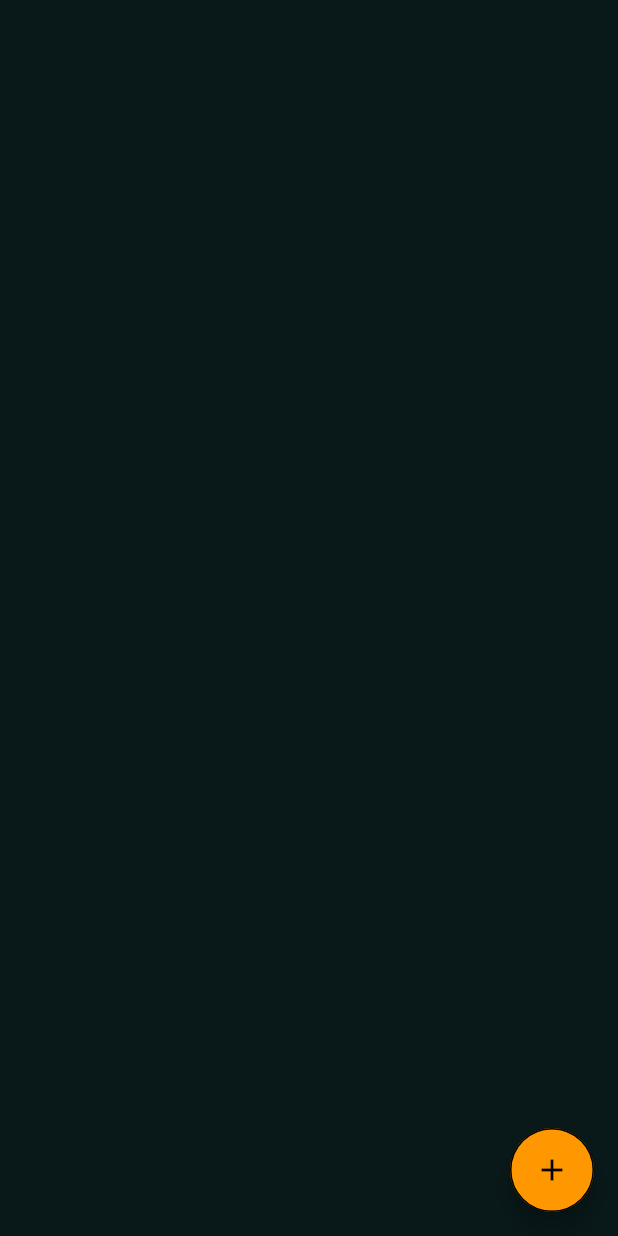
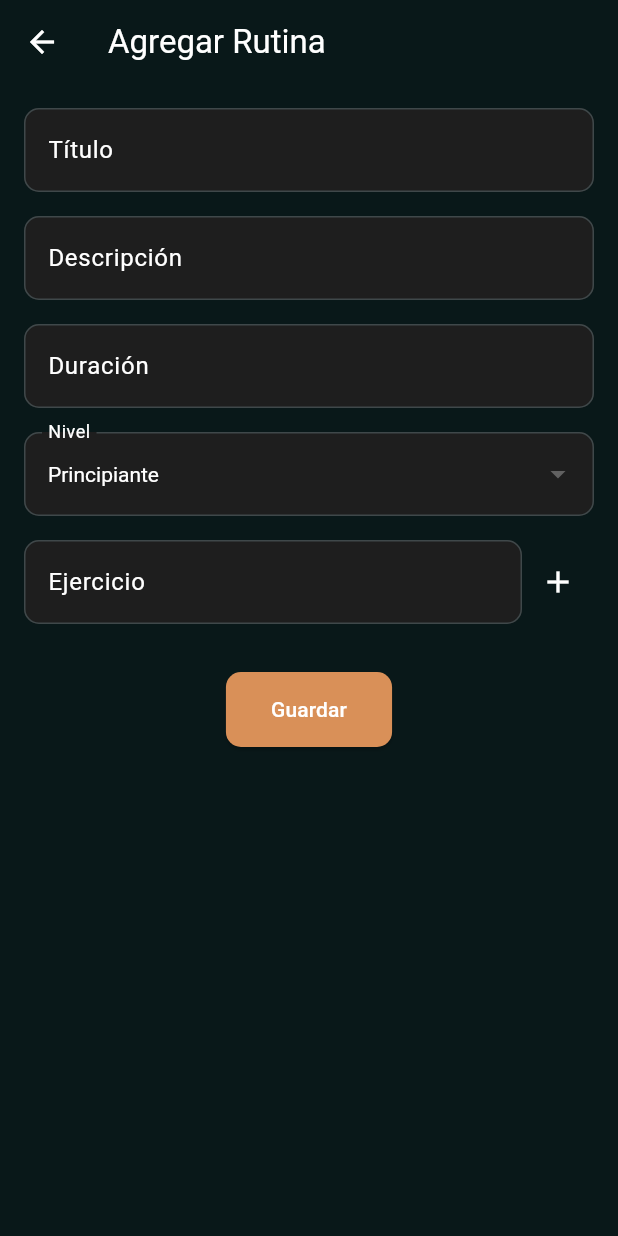
Before and after one commit to LookSkys/Cer3_Apps, a Flutter app: the RutinasScreen screen opened by its route, after a tap on the "add" icon, on a phone screen of 412 x 824 dp. Run offline on Flutter 3.47's test engine with Material 3 defaults, Android fonts, the phone set to English and light mode, and no system bars; our stand-ins replace cloud_firestore, firebase_auth, firebase_core, flutter_material_design_icons, google_sign_in, material_design_icons_flutter; accounts and stored records are empty.

Commit message:
Funcionalidad Terminada

```diff
--- a/app/lib/main.dart
+++ b/app/lib/main.dart
@@ -1,4 +1,5 @@
 import 'package:app/pages/nav.dart';
+import 'package:app/pages/tabs/agregarRutinas.dart';
 import 'package:app/pages/tabs/horarios.dart';
 import 'package:app/pages/login.dart';
 import 'package:app/pages/tabs/rutinas.dart';
@@ -30,6 +31,7 @@ class MyApp extends StatelessWidget {
           '/home': (context) => HomeScreen(),
           '/horarios': (context) => Horarios(),
           '/rutinas': (context) => RutinasScreen(),
+          '/agregarRutina': (context) => AgregarRutinaScreen(),
         });
   }
 }
--- a/app/lib/pages/tabs/agregarRutinas.dart
+++ b/app/lib/pages/tabs/agregarRutinas.dart
@@ -0,0 +1,254 @@
+import 'package:cloud_firestore/cloud_firestore.dart';
+import 'package:firebase_auth/firebase_auth.dart';
+import 'package:flutter/material.dart';
+
+class AgregarRutinaScreen extends StatefulWidget {
+  @override
+  _AgregarRutinaScreenState createState() => _AgregarRutinaScreenState();
+}
+
+class _AgregarRutinaScreenState extends State<AgregarRutinaScreen> {
+  final _formKey = GlobalKey<FormState>();
+  final TextEditingController _tituloController = TextEditingController();
+  final TextEditingController _descripcionController = TextEditingController();
+  final TextEditingController _duracionController = TextEditingController();
+  String _nivelValue = 'Principiante';
+  final TextEditingController _ejercicioController = TextEditingController();
+  List<String> _ejercicios = [];
+
+  @override
+  void dispose() {
+    _tituloController.dispose();
+    _descripcionController.dispose();
+    _duracionController.dispose();
+    _ejercicioController.dispose();
+    super.dispose();
+  }
+
+  void _agregarEjercicio(String ejercicio) {
+    setState(() {
+      _ejercicios.add(ejercicio);
+      _ejercicioController.clear();
+    });
+  }
+
+  void _guardarRutina() {
+    if (_formKey.currentState!.validate()) {
+      User? user = FirebaseAuth.instance.currentUser;
+
+      if (user != null) {
+        FirebaseFirestore.instance.collection('Rutinas').add({
+          'titulo': _tituloController.text,
+          'descripcion': _descripcionController.text,
+          'duracion': _duracionController.text,
+          'nivel': _nivelValue,
+          'ejercicios': _ejercicios,
+          'creador': user.uid,
+          'fecha de creación': Timestamp.now(),
+        });
+        Navigator.pop(context);
+      } else {
+        // Manejar el caso en el que el usuario no esté autenticado
+      }
+    }
+  }
+
+  @override
+  Widget build(BuildContext context) {
+    return Scaffold(
+      backgroundColor: Color(0xff091819),
+      appBar: AppBar(
+        title: Text(
+          'Agregar Rutina',
+          style: TextStyle(color: Colors.white),
+        ),
+        backgroundColor: Color(0xff091819),
+        leading: IconButton(
+          icon: Icon(Icons.arrow_back),
+          color: Colors.white,
+          onPressed: () {
+            Navigator.pop(context);
+          },
+        ),
+      ),
+      body: SingleChildScrollView(
+        padding: EdgeInsets.all(16.0),
+        child: Form(
+          key: _formKey,
+          child: Column(
+            crossAxisAlignment: CrossAxisAlignment.start,
+            children: [
+              TextFormField(
+                controller: _tituloController,
+                decoration: InputDecoration(
+                  labelText: 'Título',
+                  labelStyle: TextStyle(color: Colors.white),
+                  filled: true,
+                  fillColor: Color(0xff1e1e1e),
+                  border: OutlineInputBorder(
+                    borderRadius: BorderRadius.circular(10.0),
+                  ),
+                ),
+                style: TextStyle(color: Colors.white),
+                validator: (value) {
+                  if (value == null || value.isEmpty) {
+                    return 'Por favor, ingrese un título';
+                  }
+                  return null;
+                },
+              ),
+              SizedBox(height: 16),
+              TextFormField(
+                controller: _descripcionController,
+                decoration: InputDecoration(
+                  labelText: 'Descripción',
+                  labelStyle: TextStyle(color: Colors.white),
+                  filled: true,
+                  fillColor: Color(0xff1e1e1e),
+                  border: OutlineInputBorder(
+                    borderRadius: BorderRadius.circular(10.0),
+                  ),
+                ),
+                style: TextStyle(color: Colors.white),
+                validator: (value) {
+                  if (value == null || value.isEmpty) {
+                    return 'Por favor, ingrese una descripción';
+                  }
+                  return null;
+                },
+              ),
+              SizedBox(height: 16),
+              TextFormField(
+                controller: _duracionController,
+                decoration: InputDecoration(
+                  labelText: 'Duración',
+                  labelStyle: TextStyle(color: Colors.white),
+                  filled: true,
+                  fillColor: Color(0xff1e1e1e),
+                  border: OutlineInputBorder(
+                    borderRadius: BorderRadius.circular(10.0),
+                  ),
+                ),
+                style: TextStyle(color: Colors.white),
+                validator: (value) {
+                  if (value == null || value.isEmpty) {
+                    return 'Por favor, ingrese una duración';
+                  }
+                  return null;
+                },
+              ),
+              SizedBox(height: 16),
+              DropdownButtonFormField<String>(
+                value: _nivelValue,
+                onChanged: (String? value) {
+                  setState(() {
+                    _nivelValue = value!;
+                  });
+                },
+                items: <String>['Principiante', 'Intermedio', 'Avanzado']
+                    .map<DropdownMenuItem<String>>((String value) {
+                  return DropdownMenuItem<String>(
+                    value: value,
+                    child: Text(value),
+                  );
+                }).toList(),
+                decoration: InputDecoration(
+                  labelText: 'Nivel',
+                  labelStyle: TextStyle(color: Colors.white),
+                  filled: true,
+                  fillColor: Color(0xff1e1e1e),
+                  border: OutlineInputBorder(
+                    borderRadius: BorderRadius.circular(10.0),
+                  ),
+                ),
+                dropdownColor: Color(0xff1e1e1e),
+                style: TextStyle(color: Colors.white),
+                validator: (value) {
+                  if (value == null || value.isEmpty) {
+                    return 'Por favor, seleccione un nivel';
+                  }
+                  return null;
+                },
+              ),
+              SizedBox(height: 16),
+              Row(
+                children: [
+                  Expanded(
+                    child: TextFormField(
+                      controller: _ejercicioController,
+                      decoration: InputDecoration(
+                        labelText: 'Ejercicio',
+                        labelStyle: TextStyle(color: Colors.white),
+                        filled: true,
+                        fillColor: Color(0xff1e1e1e),
+                        border: OutlineInputBorder(
+                          borderRadius: BorderRadius.circular(10.0),
+                        ),
+                      ),
+                      style: TextStyle(color: Colors.white),
+                      validator: (value) {
+                        if (value == null || value.isEmpty) {
+                          if (_ejercicios.isEmpty) {
+                            return 'Por favor, ingrese un ejercicio';
+                          }
+                        }
+                        return null;
+                      },
+                    ),
+                  ),
+                  IconButton(
+                    icon: Icon(Icons.add, color: Colors.white),
+                    onPressed: () {
+                      if (_ejercicioController.text.isNotEmpty) {
+                        _agregarEjercicio(_ejercicioController.text);
+                      }
+                    },
+                  ),
+                ],
+              ),
+              SizedBox(height: 16),
+              ListView.builder(
+                shrinkWrap: true,
+                physics: NeverScrollableScrollPhysics(),
+                itemCount: _ejercicios.length,
+                itemBuilder: (context, index) {
+                  return ListTile(
+                    title: Text(
+                      _ejercicios[index],
+                      style: TextStyle(color: Colors.white),
+                    ),
+                    trailing: IconButton(
+                      icon: Icon(Icons.delete, color: Colors.red),
+                      onPressed: () {
+                        setState(() {
+                          _ejercicios.removeAt(index);
+                        });
+                      },
+                    ),
+                  );
+                },
+              ),
+              SizedBox(height: 16),
+              Center(
+                child: ElevatedButton(
+                  onPressed: _guardarRutina,
+                  style: ElevatedButton.styleFrom(
+                    backgroundColor: Color(0xffD99058),
+                    padding: EdgeInsets.symmetric(horizontal: 30, vertical: 15),
+                    shape: RoundedRectangleBorder(
+                      borderRadius: BorderRadius.circular(10),
+                    ),
+                  ),
+                  child: Text(
+                    'Guardar',
+                    style: TextStyle(color: Colors.white),
+                  ),
+                ),
+              ),
+            ],
+          ),
+        ),
+      ),
+    );
+  }
+}
```
Also changed, not shown: app/lib/pages/tabs/rutinas.dart (+63 -7 lines).
